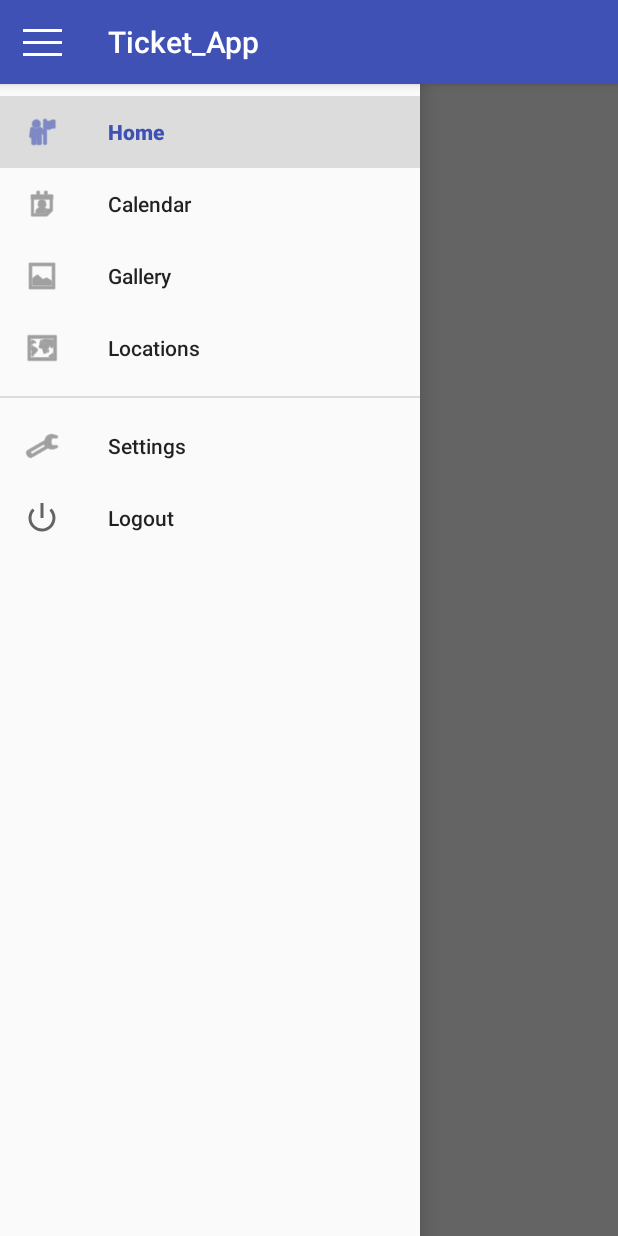
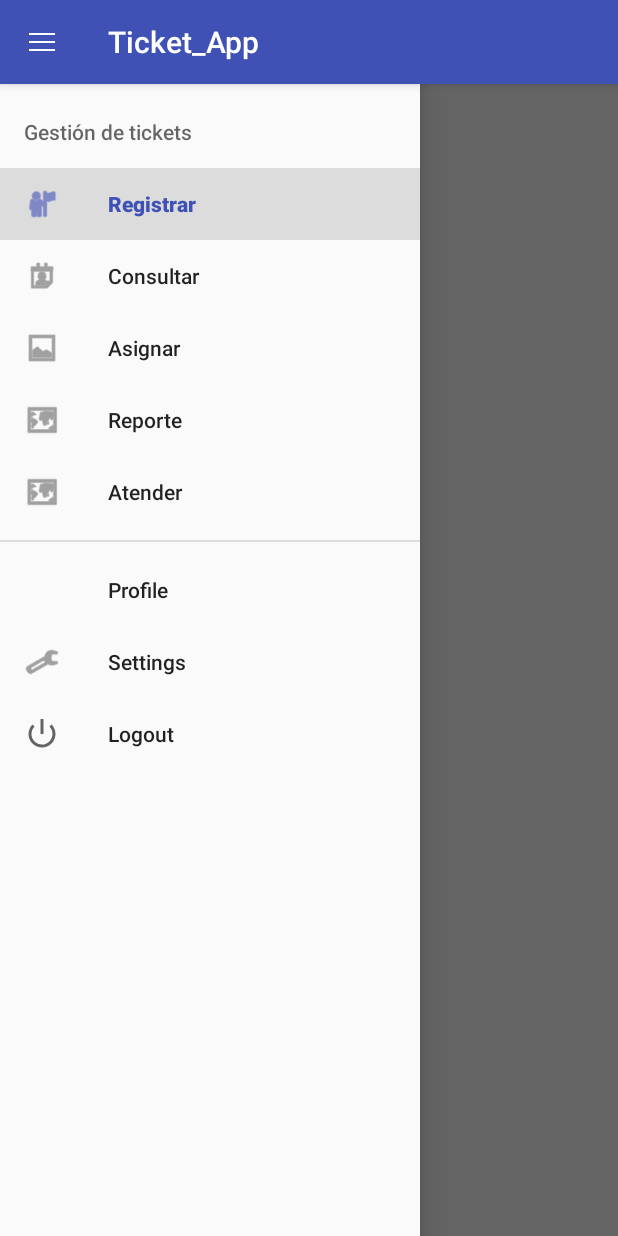
Before and after one commit to cristhoper23/TicketApp, an Android app: the UserActivity screen opened directly, with no data from a screen before it, with the side drawer open, on a phone screen of 412 x 824 dp. Run offline under Robolectric (Android 15) with nearby library versions, the phone set to English and light mode, and no system bars.

Commit message:
2° commit

```diff
--- /dev/null
+++ b/app/src/main/res/drawable/bg_button.xml
@@ -0,0 +1,5 @@
+<?xml version="1.0" encoding="utf-8"?>
+<shape android:shape="rectangle"
+    xmlns:android="http://schemas.android.com/apk/res/android">
+    <solid android:color="@color/colorDarkGreen"/>
+</shape>
--- a/app/src/main/res/drawable/ic_menu.xml
+++ b/app/src/main/res/drawable/ic_menu.xml
@@ -1,7 +1,7 @@
 <?xml version="1.0" encoding="utf-8"?>
 <vector xmlns:android="http://schemas.android.com/apk/res/android"
-    android:width="26dp"
-    android:height="26dp"
+    android:width="17dp"
+    android:height="17dp"
     android:viewportWidth="26"
     android:viewportHeight="26">
 
--- a/app/src/main/res/menu/navigation.xml
+++ b/app/src/main/res/menu/navigation.xml
@@ -1,35 +1,48 @@
 <menu xmlns:android="http://schemas.android.com/apk/res/android">
 
+    <item
+        android:title="@string/GestionTicket">
+        <menu>
             <group
                 android:id="@+id/group_nav_main"
                 android:checkableBehavior="single">
 
                 <item
-            android:id="@+id/nav_home"
+                    android:id="@+id/nav_registrar"
                     android:checked="true"
                     android:icon="@android:drawable/ic_menu_myplaces"
-            android:title="Home" />
+                    android:title="@string/regTicket" />
 
                 <item
-            android:id="@+id/nav_calendar"
+                    android:id="@+id/nav_consultar"
                     android:icon="@android:drawable/ic_menu_my_calendar"
-            android:title="Calendar" />
+                    android:title="@string/consTicket" />
 
                 <item
-            android:id="@+id/nav_gallery"
+                    android:id="@+id/nav_asignar"
                     android:icon="@android:drawable/ic_menu_gallery"
-            android:title="Gallery" />
+                    android:title="@string/asigTicket" />
 
                 <item
-            android:id="@+id/nav_locations"
+                    android:id="@+id/nav_reporte"
                     android:icon="@android:drawable/ic_menu_mapmode"
-            android:title="Locations" />
+                    android:title="@string/repTicket" />
 
+                <item
+                    android:id="@+id/nav_atender"
+                    android:icon="@android:drawable/ic_menu_mapmode"
+                    android:title="@string/atendTicket" />
             </group>
+        </menu>
+    </item>
 
     <group
         android:id="@+id/group_nav_system"
         android:checkableBehavior="single">
+
+        <item
+            android:id="@+id/nav_profile"
+            android:title="@string/profile" />
 
         <item
             android:id="@+id/nav_settings"
--- a/app/src/main/res/values/colors.xml
+++ b/app/src/main/res/values/colors.xml
@@ -3,4 +3,7 @@
     <color name="colorPrimary">#3F51B5</color>
     <color name="colorPrimaryDark">#303F9F</color>
     <color name="colorAccent">#FF4081</color>
+
+    <color name="colorDarkGreen">#3ebf4b</color>
+    <color name="colorWhite">#ffffff</color>
 </resources>
--- a/app/src/main/res/values/strings.xml
+++ b/app/src/main/res/values/strings.xml
@@ -14,4 +14,12 @@
         <item>Técnico</item>
     </string-array>
     <string name="btnSignUp">Registrarse</string>
+
+    <string name="GestionTicket">Gestión de tickets</string>
+    <string name="regTicket">Registrar</string>
+    <string name="consTicket">Consultar</string>
+    <string name="asigTicket">Asignar</string>
+    <string name="repTicket">Reporte</string>
+    <string name="atendTicket">Atender</string>
+    <string name="profile">Profile</string>
 </resources>
```
Also changed, not shown: app/src/main/java/com/cristhoper/ticket_app/activities/MainActivity.java (+6 -1 lines), app/src/main/java/com/cristhoper/ticket_app/activities/UserActivity.java (+54 -11 lines), app/src/main/res/layout/activity_main.xml (+6 -5 lines), app/src/main/res/drawable-hdpi/bg_mbr.png (added), app/src/main/res/drawable-mdpi/bg_mbr.png (added), app/src/main/res/drawable-xhdpi/bg_mbr.png (added), app/src/main/res/drawable-xxhdpi/bg_mbr.png (added), app/src/main/res/drawable-xxxhdpi/bg_mbr.png (added). Lines whose indentation alone changed are shown as unchanged.
